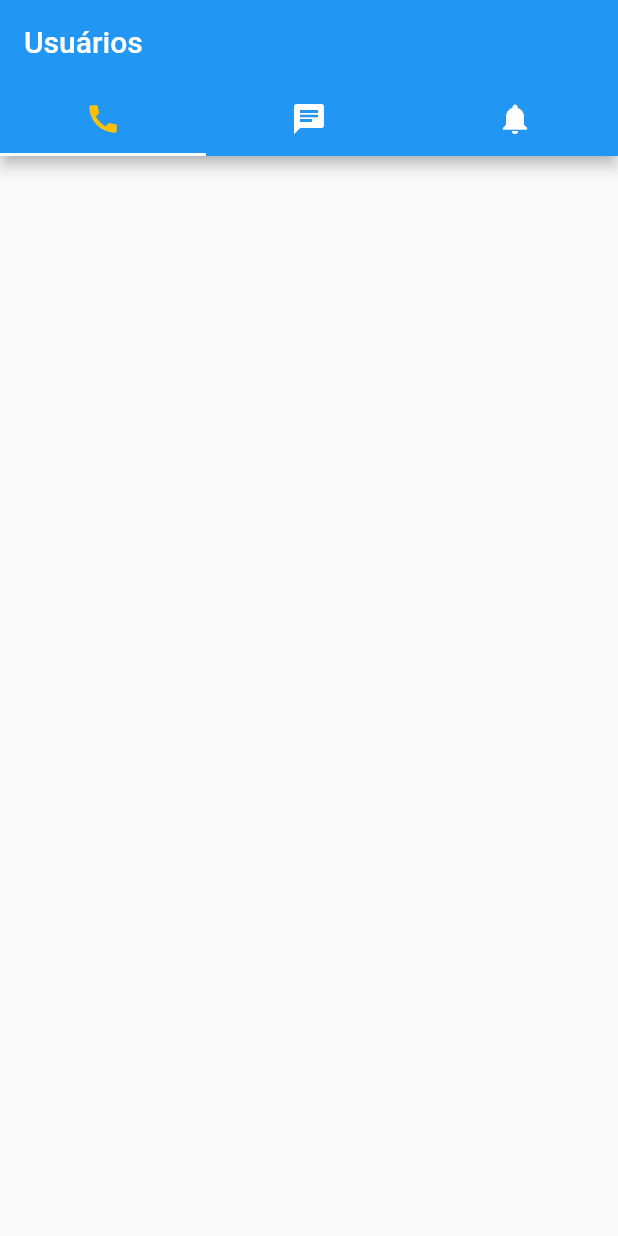
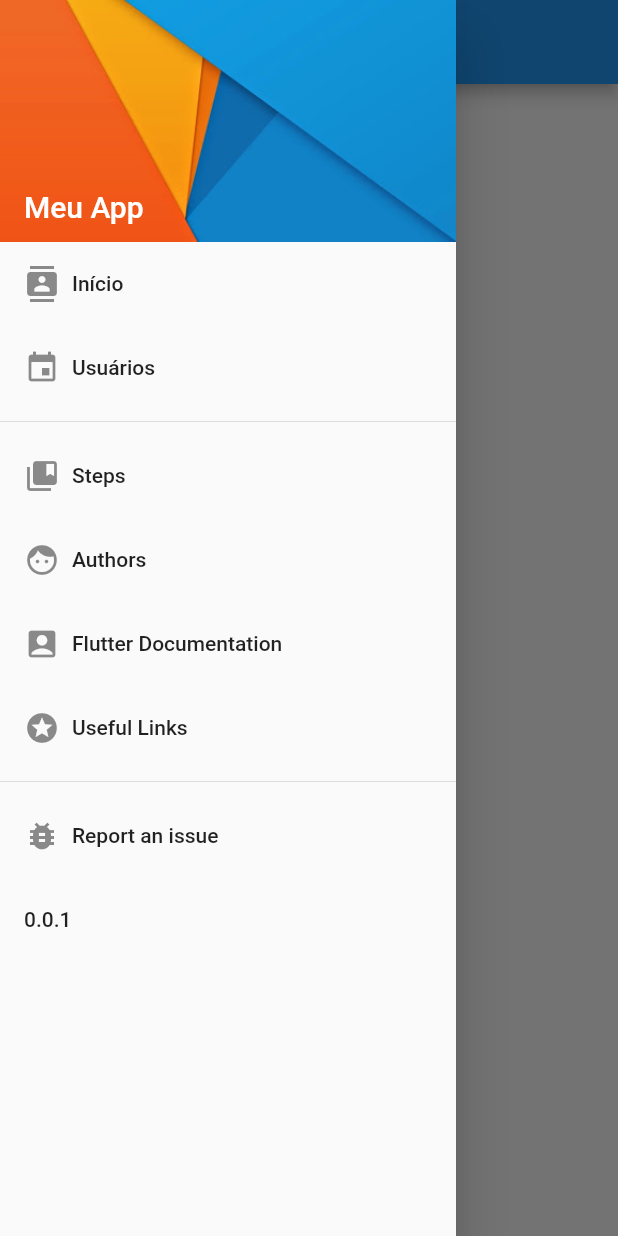
Before and after one commit to doster00/flutter_tab_view, a Flutter app: the screen it shows after launch, with the side drawer open (before the commit the screen has no drawer), on a phone screen of 412 x 824 dp. Run offline on Flutter 3.47's test engine with Material 2 defaults, Android fonts, the phone set to English and light mode, and no system bars.

Commit message:
criação do drawer e navegação

```diff
--- a/lib/model/user.dart
+++ b/lib/model/user.dart
@@ -1,5 +1,3 @@
-import 'dart:convert' as prefix0;
-
 class User {
   int id;
   String name;
--- a/lib/screens/home_screen.dart
+++ b/lib/screens/home_screen.dart
@@ -1,122 +1,15 @@
-import 'dart:convert';
-
 import 'package:flutter/cupertino.dart';
 import 'package:flutter/material.dart';
-import 'package:http/http.dart' as http;
-import 'package:tab_view/model/user.dart';
+import 'package:tab_view/widgets/drawer.dart';
 
-class HomeScreen extends StatefulWidget {
-  @override
-  _HomeScreenState createState() => _HomeScreenState();
-}
-
-class _HomeScreenState extends State<HomeScreen>
-    with SingleTickerProviderStateMixin {
-  TabController _tabController;
-  var users = new List<User>();
-
-  _getUsersFromApi() {
-    http.Client()
-        .get(
-            'http://www.mocky.io/v2/5dcf06e03000005b00931d8d') // mudar essa linha pela url da api
-        .then((response) {
-      setState(() {
-        Iterable list = json.decode(response.body);
-        users = list.map((model) => User.fromJson(model)).toList();
-      });
-    });
-  }
-
-  @override
-  void initState() {
-    _tabController = TabController(vsync: this, length: 3);
-    _getUsersFromApi();
-    super.initState();
-  }
-
-  @override
-  void dispose() {
-    _tabController.dispose();
-    super.dispose();
-  }
-
+class HomeScreen extends StatelessWidget {
   @override
   Widget build(BuildContext context) {
     return Scaffold(
-      appBar: AppBar(
-        title: Text("Usuários"),
-        bottom: TabBar(
-          unselectedLabelColor: Colors.white,
-          labelColor: Colors.amber,
-          tabs: <Widget>[
-            Tab(icon: Icon(Icons.call)),
-            Tab(icon: Icon(Icons.chat)),
-            Tab(icon: Icon(Icons.notifications)),
-          ],
-          controller: _tabController,
-          indicatorColor: Colors.white,
-          indicatorSize: TabBarIndicatorSize.tab,
-        ),
-        bottomOpacity: 1,
-      ),
-      body: TabBarView(
-        controller: _tabController,
-        children: <Widget>[
-          Container(
-            child: ListView.builder(
-              itemCount: users.length,
-              itemBuilder: (context, index) {
-                return Center(
-                  child: Card(
-                    child: Column(
-                      mainAxisSize: MainAxisSize.min,
-                      children: <Widget>[
-                        ListTile(
-                          leading: Icon(Icons.album),
-                          title: Text(users[index].name),
-                          subtitle: Text(users[index].email),
-                        ),
-                        SizedBox(height: 5),
-                        Row(
-                          children: <Widget>[
-                            Expanded(
-                              child: Text(
-                                users[index].aboutMe,
-                                textAlign: TextAlign.left,
-                                // caso queira que seja exibido os ... basta descomentar as linhas abaixo, dessa forma o card mantem a sua proporção
-                                // overflow: TextOverflow.ellipsis,
-                                // maxLines: 1,
-                                // softWrap: false,
-                              ),
-                            )
-                          ],
-                        ),
-                        ButtonTheme.bar(
-                          child: ButtonBar(
-                            children: <Widget>[
-                              FlatButton(
-                                child: const Text('Editar'),
-                                onPressed: () {},
-                              ),
-                              FlatButton(
-                                child: const Text('Excluir',
-                                    style: TextStyle(color: Colors.redAccent)),
-                                onPressed: () {},
-                              ),
-                            ],
-                          ),
-                        ),
-                      ],
-                    ),
-                  ),
-                );
-                // return ListTile(title: Text(users[index].name));
-              },
-            ),
-          ),
-          Text("Tab 2"),
-          Text("Tab 3"),
-        ],
+      appBar: AppBar(title: Text("Inicio")),
+      drawer: AppDrawer(),
+      body: Container(
+        child: Text("Página inicial"),
       ),
     );
   }
--- /dev/null
+++ b/lib/widgets/drawer.dart
@@ -0,0 +1,92 @@
+import 'package:flutter/material.dart';
+import 'package:tab_view/screens/home_screen.dart';
+import 'package:tab_view/screens/usuario_screen.dart';
+
+class AppDrawer extends StatelessWidget {
+  @override
+  Widget build(BuildContext context) {
+    return Drawer(
+      child: ListView(
+        padding: EdgeInsets.zero,
+        children: <Widget>[
+          _createHeader(),
+          _createDrawerItem(
+            icon: Icons.contacts,
+            text: 'Início',
+            onTap: () => Navigator.of(context).pushReplacement(
+              MaterialPageRoute(
+                builder: (context) => HomeScreen(),
+              ),
+            ),
+          ),
+          _createDrawerItem(
+            icon: Icons.event,
+            text: 'Usuários',
+            onTap: () => Navigator.of(context).pushReplacement(
+              MaterialPageRoute(
+                builder: (context) => UsuarioScreen(),
+              ),
+            ),
+          ),
+          Divider(),
+          _createDrawerItem(icon: Icons.collections_bookmark, text: 'Steps'),
+          _createDrawerItem(icon: Icons.face, text: 'Authors'),
+          _createDrawerItem(
+              icon: Icons.account_box, text: 'Flutter Documentation'),
+          _createDrawerItem(icon: Icons.stars, text: 'Useful Links'),
+          Divider(),
+          _createDrawerItem(icon: Icons.bug_report, text: 'Report an issue'),
+          ListTile(
+            title: Text('0.0.1'),
+            onTap: () {},
+          ),
+        ],
+      ),
+    );
+  }
+
+  Widget _createHeader() {
+    return DrawerHeader(
+      margin: EdgeInsets.zero,
+      padding: EdgeInsets.zero,
+      decoration: BoxDecoration(
+        image: DecorationImage(
+          fit: BoxFit.fill,
+          image: AssetImage('res/images/drawer_header_background.png'),
+        ),
+      ),
+      child: Stack(
+        children: <Widget>[
+          Positioned(
+            bottom: 12.0,
+            left: 16.0,
+            child: Text(
+              "Meu App",
+              style: TextStyle(
+                color: Colors.white,
+                fontSize: 20.0,
+                fontWeight: FontWeight.w500,
+              ),
+            ),
+          ),
+        ],
+      ),
+    );
+  }
+
+  Widget _createDrawerItem(
+      {IconData icon, String text, GestureTapCallback onTap}) {
+    return ListTile(
+      title: Row(
+        children: <Widget>[
+          Icon(icon),
+          Padding(
+            padding: EdgeInsets.only(left: 8.0),
+            child: Text(text),
+          )
+        ],
+      ),
+      onTap: onTap,
+    );
+  }
+}
--- a/pubspec.yaml
+++ b/pubspec.yaml
@@ -45,6 +45,8 @@ flutter:
   # assets:
   #  - images/a_dot_burr.jpeg
   #  - images/a_dot_ham.jpeg
+  assets:
+    - res/images/drawer_header_background.png
 
   # An image asset can refer to one or more resolution-specific "variants", see
   # https://flutter.dev/assets-and-images/#resolution-aware.
```
Also changed, not shown: lib/screens/usuario_screen.dart (added, +125 -0 lines), lib/widgets/app_bar.dart (added, +33 -0 lines), res/images/drawer_header_background.png (added).
